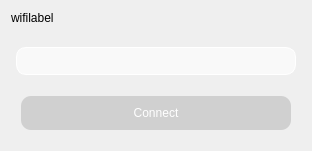
Above: src/wifipassworddialog.ui from lubuntu-team/installer-prompt before the change. Below: the same form after it.
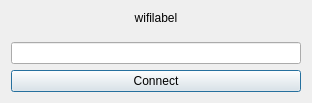
That is the form after the change. Icons and pictures are not drawn.

```diff
--- a/src/wifipassworddialog.ui
+++ b/src/wifipassworddialog.ui
@@ -7,60 +7,14 @@
     <x>0</x>
     <y>0</y>
     <width>312</width>
-    <height>151</height>
+    <height>103</height>
    </rect>
   </property>
   <property name="windowTitle">
    <string>Dialog</string>
   </property>
   <property name="styleSheet">
-   <string notr="true">QWidget {
-    color: #000000;
-}
-
-QPushButton {
-    background-color: rgba(200, 200, 200, 0.8);
-    color: #ffffff;
-    border-radius: 10px;
-    padding: 10px 20px;
-    margin: 10px;
-}
-
-QPushButton:hover {
-    background-color: rgba(30, 144, 255, 1);
-}
-
-QPushButton:disabled {
-    background-color: rgba(169, 169, 169, 0.8);
-    color: #ffffff;
-}
-
-QComboBox, QLineEdit {
-    background-color: rgba(255, 255, 255, 0.65);
-    color: #000000;
-    border: 1px solid #ffffff;
-    border-radius: 10px;
-    padding: 5px;
-    margin: 5px;
-}
-
-QLabel {
-    qproperty-alignment: 'AlignCenter';
-    color: #ffffff;
-}
-
-QLabel#logoLabel {
-    image: url(:/logo);
-    background-color: transparent;
-}
-
-QLabel#incorrectPassword {
-    color: red;
-}
-
-KBusyIndicatorWidget {
-    color: blue;
-}</string>
+   <string notr="true"/>
   </property>
   <layout class="QVBoxLayout" name="verticalLayout">
    <item>
@@ -72,7 +26,7 @@
       <string>wifilabel</string>
      </property>
      <property name="alignment">
-      <set>Qt::AlignLeading|Qt::AlignLeft|Qt::AlignVCenter</set>
+      <set>Qt::AlignCenter</set>
      </property>
     </widget>
    </item>
```
Left out of the diff: 5 changed lines with no effect on the pictures.
